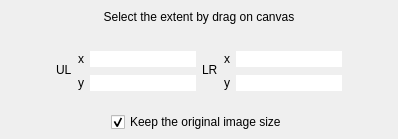
Above: ui/extent_selector.ui from SMByC/CloudMasking before the change. Below: the same form after it.
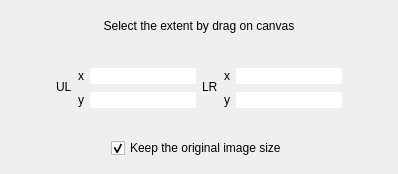
That is the form after the change.

Patch:
```diff
--- a/ui/extent_selector.ui
+++ b/ui/extent_selector.ui
@@ -7,7 +7,7 @@
     <x>0</x>
     <y>0</y>
     <width>398</width>
-    <height>139</height>
+    <height>174</height>
    </rect>
   </property>
   <layout class="QGridLayout" name="gridLayout">
```
Left out of the diff: 11 changed lines with no effect on the pictures.
